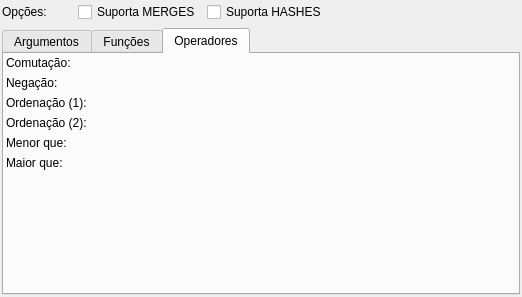
The window that libpgmodeler_ui/ui/operadorwidget.ui (pgmodeler/pgmodeler) describes before a commit, drawn with Qt 5.
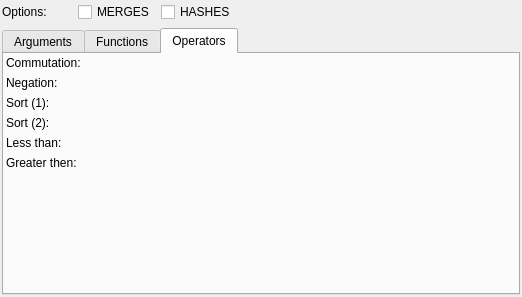
The same window after the commit. The open tabs and pages were chosen to show the change.

What changed in the file:
```diff
--- a/libpgmodeler_ui/ui/operadorwidget.ui
+++ b/libpgmodeler_ui/ui/operadorwidget.ui
@@ -29,21 +29,21 @@
       </size>
      </property>
      <property name="text">
-      <string>Opções:</string>
+      <string>Options:</string>
      </property>
     </widget>
    </item>
    <item row="0" column="1">
     <widget class="QCheckBox" name="merges_chk">
      <property name="text">
-      <string>Suporta MERGES</string>
+      <string>MERGES</string>
      </property>
     </widget>
    </item>
    <item row="0" column="2">
     <widget class="QCheckBox" name="hashes_chk">
      <property name="text">
-      <string>Suporta HASHES</string>
+      <string>HASHES</string>
      </property>
     </widget>
    </item>
@@ -67,12 +67,12 @@
      </property>
      <widget class="QWidget" name="argumentos_tab">
       <attribute name="title">
-       <string>Argumentos</string>
+       <string>Arguments</string>
       </attribute>
      </widget>
      <widget class="QWidget" name="funcoes_tab">
       <attribute name="title">
-       <string>Funções</string>
+       <string>Functions</string>
       </attribute>
       <layout class="QGridLayout" name="gridLayout_2">
        <property name="margin">
@@ -119,7 +119,7 @@
      </widget>
      <widget class="QWidget" name="operadores_tab">
       <attribute name="title">
-       <string>Operadores</string>
+       <string>Operators</string>
       </attribute>
       <layout class="QGridLayout" name="gridLayout">
        <property name="margin">
@@ -131,42 +131,42 @@
        <item row="0" column="0">
         <widget class="QLabel" name="op_comutacao_lbl">
          <property name="text">
-          <string>Comutação:</string>
+          <string>Commutation:</string>
          </property>
         </widget>
        </item>
        <item row="1" column="0">
         <widget class="QLabel" name="op_negacao_lbl">
          <property name="text">
-          <string>Negação:</string>
+          <string>Negation:</string>
          </property>
         </widget>
        </item>
        <item row="2" column="0">
         <widget class="QLabel" name="op_ordenacao1_lbl">
          <property name="text">
-          <string>Ordenação (1):</string>
+          <string>Sort (1):</string>
          </property>
         </widget>
        </item>
        <item row="3" column="0">
         <widget class="QLabel" name="op_ordenacao2_lbl">
          <property name="text">
-          <string>Ordenação (2):</string>
+          <string>Sort (2):</string>
          </property>
         </widget>
        </item>
        <item row="4" column="0">
         <widget class="QLabel" name="op_menorque_lbl">
          <property name="text">
-          <string>Menor que:</string>
+          <string>Less than:</string>
          </property>
         </widget>
        </item>
        <item row="5" column="0">
         <widget class="QLabel" name="op_maiorque_lbl">
          <property name="text">
-          <string>Maior que:</string>
+          <string>Greater then:</string>
          </property>
         </widget>
        </item>
```
Left out of the diff: 6 changed lines with no effect on the pictures.
